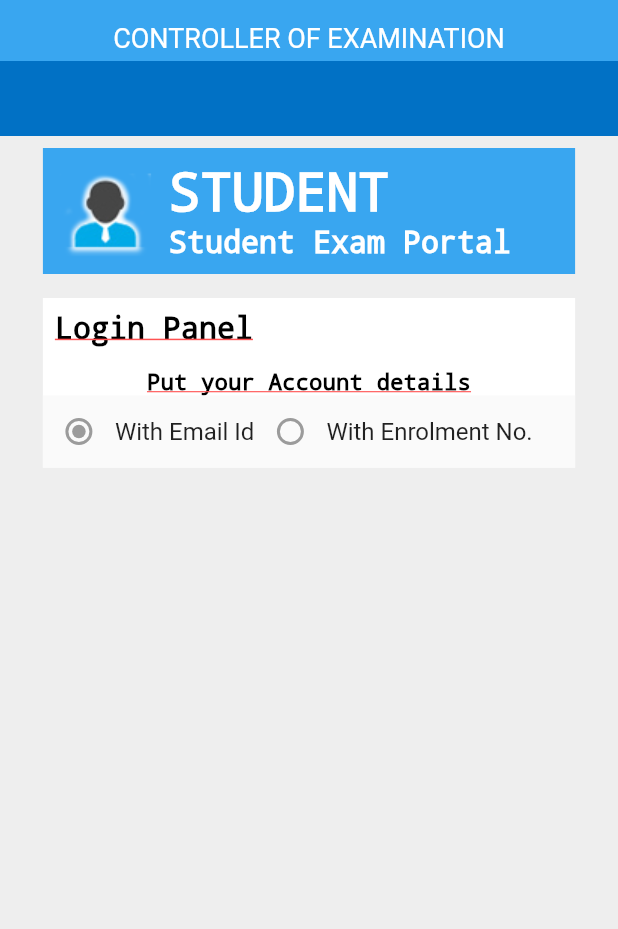
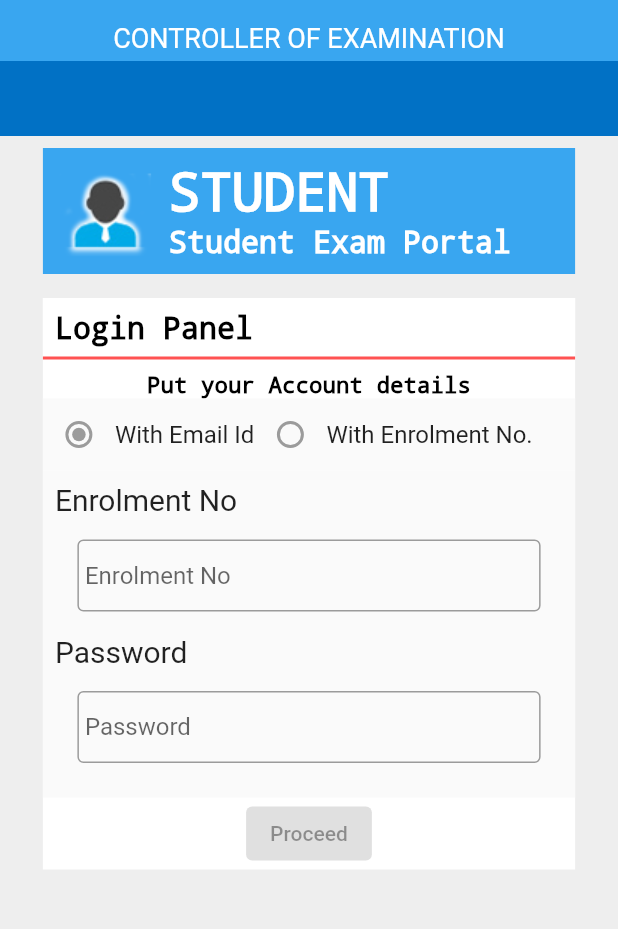
Before and after one commit to Muskan-Khan/Jamia-Students-Portal-App, a Flutter app: the screen it shows after launch, on a phone screen of 412 x 824 dp, the part 146-1075 px from its top. Run offline on Flutter 3.47's test engine with Material 2 defaults, Android fonts, the phone set to English and light mode, and no system bars.

Commit message:
Implemented UI design for login screen with some inconsistency

```diff
--- a/students_portal/lib/internal_screens/login.dart
+++ b/students_portal/lib/internal_screens/login.dart
@@ -38,7 +38,6 @@ class _LoginFieldHeadState extends State<LoginFieldHead> {
 
   @override
   Widget build(BuildContext context) {
-    // TODO: implement build
     return Center(
       child: SizedBox(
         width: MediaQuery.of(context).size.width * 0.9,
@@ -86,41 +85,48 @@ class _LoginFieldHeadState extends State<LoginFieldHead> {
                 child: Column(
                   children: [
                     Padding(
-                      padding: const EdgeInsets.all(8.0),
+                      padding: const EdgeInsets.all(0.0),
                       child: Container(
                         width: MediaQuery.of(context).size.width,
                         color: Colors.white,
                         child: Column(
                           crossAxisAlignment: CrossAxisAlignment.start,
-                          children: const [
-                            Text(
+                          children: [
+                            Container(
+                              width: MediaQuery.of(context).size.width,
+                              decoration: const BoxDecoration(
+                                  border: Border(
+                                bottom: BorderSide(
+                                    color: Colors.redAccent,
+                                    width: 2,
+                                    style: BorderStyle.solid),
+                              )),
+                              child: const Padding(
+                                padding: EdgeInsets.all(8.0),
+                                child: Text(
                                   "Login Panel",
                                   style: TextStyle(
-                                  decorationColor: Colors.redAccent,
-                                  decorationThickness: 1,
+                                    decoration: TextDecoration.none,
                                     fontSize: 20,
                                     decorationStyle: TextDecorationStyle.solid,
-                                  color: Colors.black),
+                                    color: Colors.black,
+                                  ),
+                                ),
+                              ),
                             )
                           ],
                         ),
                       ),
                     ),
-                    Padding(
-                      padding: const EdgeInsets.only(top: 8.0),
-                      child: Column(
-                        crossAxisAlignment: CrossAxisAlignment.start,
-                        children: const [
-                          Text(
+                    const Padding(
+                      padding: EdgeInsets.only(top: 8.0),
+                      child: Text(
                         "Put your Account details",
                         style: TextStyle(
-                                decorationColor: Colors.redAccent,
-                                decorationThickness: 1,
+                            decoration: TextDecoration.none,
                             fontSize: 15,
                             decorationStyle: TextDecorationStyle.solid,
                             color: Colors.black),
-                          )
-                        ],
                       ),
                     ),
                     Material(
@@ -150,18 +156,23 @@ class _LoginFieldHeadState extends State<LoginFieldHead> {
                                   )),
                             ],
                           ),
-                          // Column(
-                          //   children: [
-                          //     TextFormField(
-                          //       decoration: const InputDecoration(
-                          //           border: UnderlineInputBorder(),
-                          //           labelText: 'Enter your username'),
-                          //     )
-                          //   ],
-                          // ),
                         ],
                       ),
                     ),
+                    // const LoginWithEmail(
+                    //   key: null,
+                    // ),
+                    const LoginWithEnrolment(
+                      key: null,
+                    ),
+                    ElevatedButton(
+                      autofocus: true,
+                      clipBehavior: Clip.none,
+                      onPressed: null,
+                      style:
+                          ElevatedButton.styleFrom(primary: Colors.blue[800]),
+                      child: const Text("Proceed"),
+                    )
                   ],
                 ),
               ),
@@ -172,3 +183,97 @@ class _LoginFieldHeadState extends State<LoginFieldHead> {
     );
   }
 }
+
+class LoginWithEmail extends StatefulWidget {
+  const LoginWithEmail({Key? key}) : super(key: key);
+
+  @override
+  _LoginWithEmailState createState() => _LoginWithEmailState();
+}
+
+class _LoginWithEmailState extends State<LoginWithEmail> {
+  @override
+  Widget build(BuildContext context) {
+    return Material(
+        child: Padding(
+      padding: const EdgeInsets.all(8.0),
+      child: Column(
+        crossAxisAlignment: CrossAxisAlignment.start,
+        children: const [
+          Text(
+            "Email Id",
+            textAlign: TextAlign.left,
+            style: TextStyle(fontSize: 20),
+          ),
+          Padding(
+            padding: EdgeInsets.all(15.0),
+            child: TextField(
+              decoration: InputDecoration(
+                  border: OutlineInputBorder(),
+                  hintText: 'Email Id',
+                  contentPadding: EdgeInsets.all(5.0)),
+            ),
+          ),
+          Text("Password",
+              textAlign: TextAlign.left, style: TextStyle(fontSize: 20)),
+          Padding(
+            padding: EdgeInsets.all(15.0),
+            child: TextField(
+              decoration: InputDecoration(
+                  border: OutlineInputBorder(),
+                  hintText: 'Password',
+                  contentPadding: EdgeInsets.all(5.0)),
+            ),
+          ),
+        ],
+      ),
+    ));
+  }
+}
+
+class LoginWithEnrolment extends StatefulWidget {
+  const LoginWithEnrolment({Key? key}) : super(key: key);
+
+  @override
+  _LoginWithEnrolmentState createState() => _LoginWithEnrolmentState();
+}
+
+class _LoginWithEnrolmentState extends State<LoginWithEnrolment> {
+  @override
+  Widget build(BuildContext context) {
+    return Material(
+        child: Padding(
+      padding: const EdgeInsets.all(8.0),
+      child: Column(
+        crossAxisAlignment: CrossAxisAlignment.start,
+        children: const [
+          Text(
+            "Enrolment No",
+            textAlign: TextAlign.left,
+            style: TextStyle(fontSize: 20),
+          ),
+          Padding(
+            padding: EdgeInsets.all(15.0),
+            child: TextField(
+              decoration: InputDecoration(
+                  border: OutlineInputBorder(),
+                  hintText: 'Enrolment No',
+                  contentPadding: EdgeInsets.all(5.0)),
+            ),
+          ),
+          Text("Password",
+              textAlign: TextAlign.left, style: TextStyle(fontSize: 20)),
+          Padding(
+            padding: EdgeInsets.all(15.0),
+            child: TextField(
+              decoration: InputDecoration(
+                  border: OutlineInputBorder(),
+                  hintText: 'Password',
+                  contentPadding: EdgeInsets.all(5.0)),
+            ),
+          ),
+        ],
+      ),
+    ));
+  }
+}
```
Lines whose indentation alone changed are shown as unchanged.
